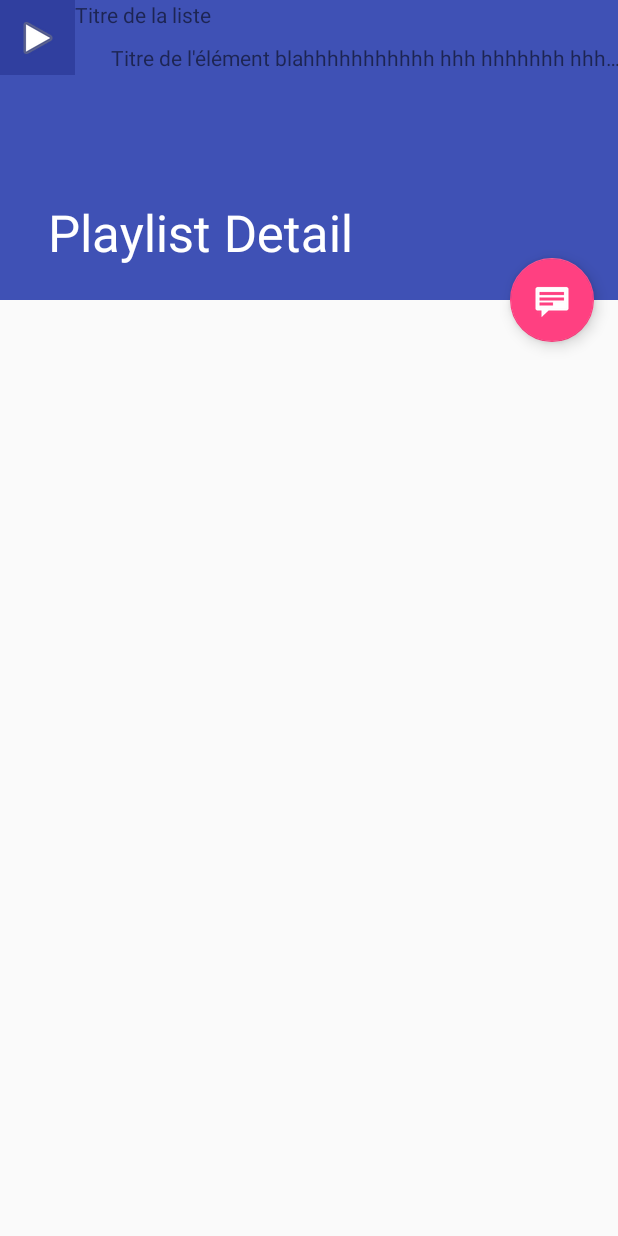
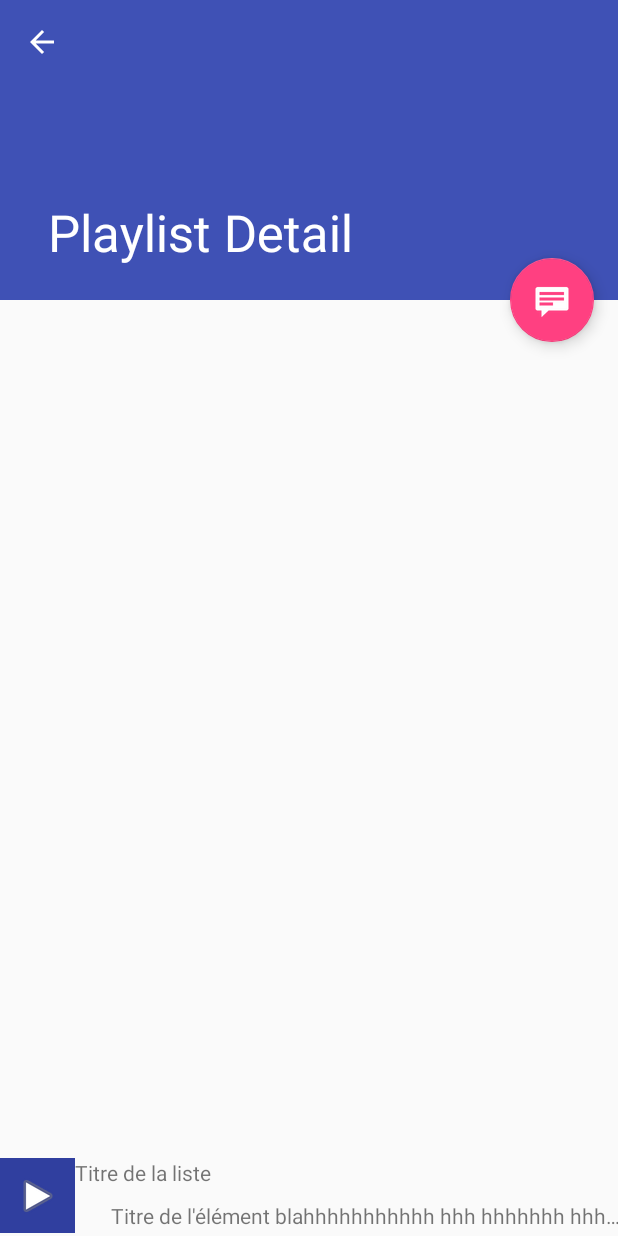
Before and after one commit to hamadycisse/hackathon2017, an Android app: the MiniControllerFragment screen opened directly, with no data from a screen before it, on a phone screen of 412 x 824 dp. Run offline under Robolectric (Android 15) with nearby library versions, the phone set to English and light mode, and no system bars; our stand-ins replace ButterKnife; 1 statement that could not run was skipped.

Commit message:
Correction à l'élément qui définit la propriétié 'gravity' du mini controller

```diff
--- a/app/src/main/res/layout/activity_playlist_detail.xml
+++ b/app/src/main/res/layout/activity_playlist_detail.xml
@@ -45,8 +45,8 @@
     <FrameLayout
         android:id="@+id/mini_controller_container"
         android:layout_width="match_parent"
-        android:layout_height="wrap_content">
-    </FrameLayout>
+        android:layout_height="wrap_content"
+        android:layout_gravity="bottom"></FrameLayout>
 
 
     <android.support.design.widget.FloatingActionButton
--- a/app/src/main/res/layout/mini_controller.xml
+++ b/app/src/main/res/layout/mini_controller.xml
@@ -4,7 +4,6 @@
     xmlns:tools="http://schemas.android.com/tools"
     android:layout_width="match_parent"
     android:layout_height="@dimen/exo_media_button_height"
-    android:layout_gravity="bottom"
     android:orientation="horizontal"
     android:weightSum="1">
 
```
